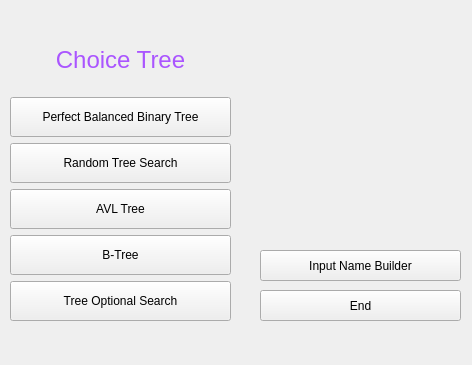
Before: the Qt Designer form MainWindowGame/MainWindowGame.ui in Falck2881/CreateTree, drawn with Qt 5.
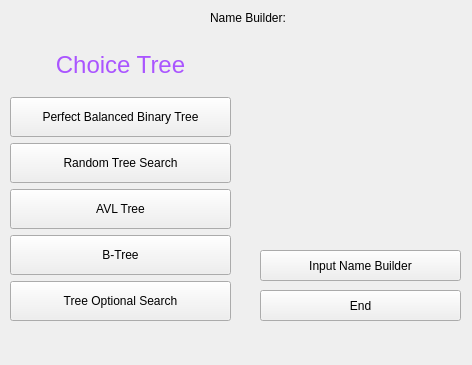
After: the same form once the commit is applied. Icons and pictures are not drawn.

Commit message: What new ?:\n 	1. The name of the InputData class has been revised, renames in KeyboardInput. 	2. Added game window (class GameWindow) in where will be display graphics items            representing tree nodes.\n         3. Added directory for different Binary Trees. In future will be added            new source files.

What changed in the file:
```diff
--- a/MainWindowGame/MainWindowGame.ui
+++ b/MainWindowGame/MainWindowGame.ui
@@ -58,9 +58,9 @@
    <property name="geometry">
     <rect>
      <x>10</x>
-     <y>30</y>
+     <y>40</y>
      <width>221</width>
-     <height>291</height>
+     <height>281</height>
     </rect>
    </property>
    <layout class="QGridLayout" name="gridLayout">
@@ -177,6 +177,32 @@
     <string>End</string>
    </property>
   </widget>
+  <widget class="QLabel" name="titleNameBuilder">
+   <property name="geometry">
+    <rect>
+     <x>210</x>
+     <y>10</y>
+     <width>81</width>
+     <height>16</height>
+    </rect>
+   </property>
+   <property name="text">
+    <string>Name Builder:</string>
+   </property>
+  </widget>
+  <widget class="QLabel" name="nameBuilder">
+   <property name="geometry">
+    <rect>
+     <x>300</x>
+     <y>10</y>
+     <width>161</width>
+     <height>16</height>
+    </rect>
+   </property>
+   <property name="text">
+    <string/>
+   </property>
+  </widget>
  </widget>
  <resources>
   <include location="../Image/RccImage.qrc"/>
```
The commit also changes 37 other files.
